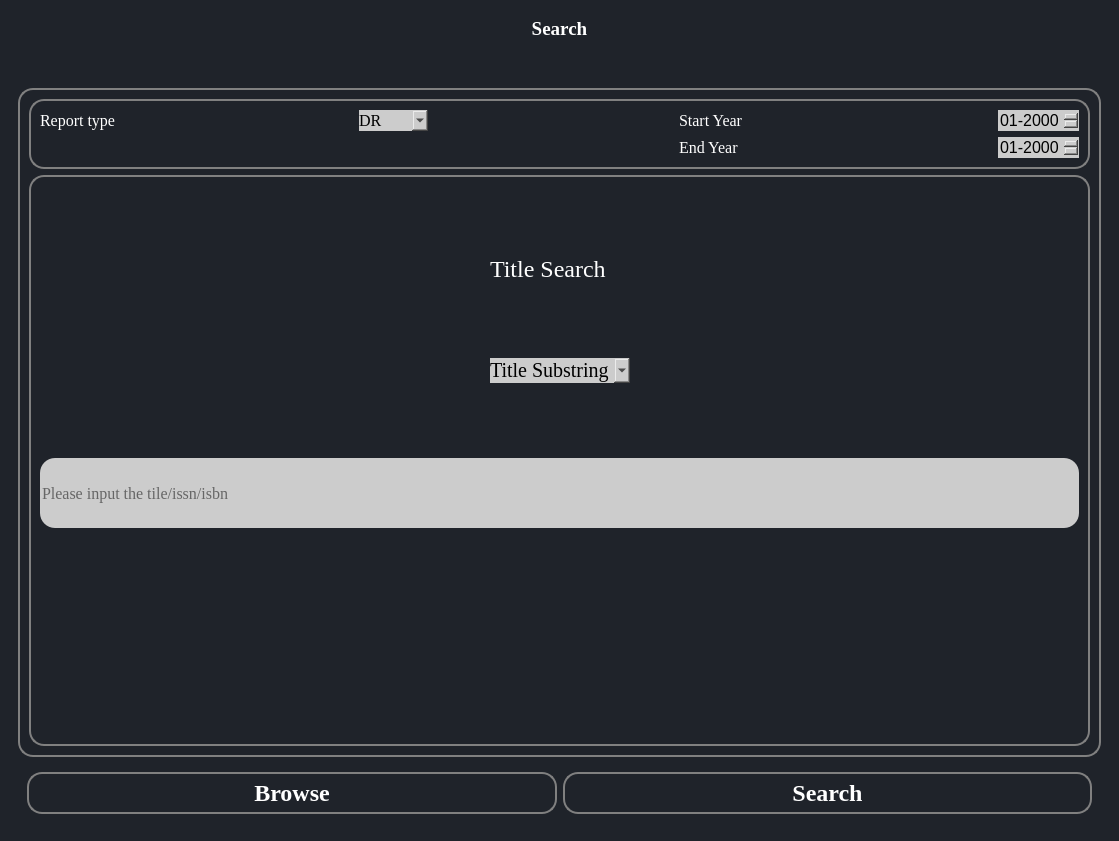
aanushri9/Counter-Harvesting-5.1, file ui/Search.ui: the form before one commit.
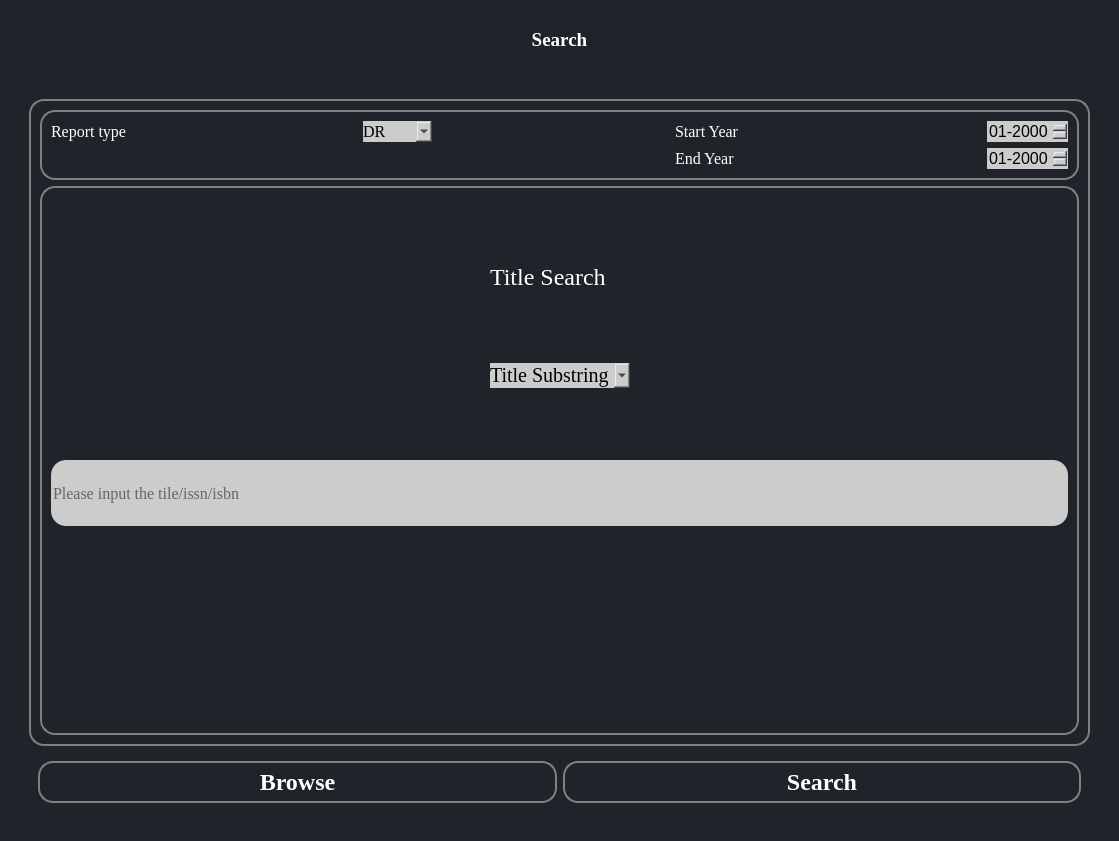
The form after the commit. Icons and pictures are not drawn.

Commit message: all tabs working from main window (from top)

```diff
--- a/ui/Search.ui
+++ b/ui/Search.ui
@@ -1,7 +1,7 @@
 <?xml version="1.0" encoding="UTF-8"?>
 <ui version="4.0">
- <class>MainWindow</class>
- <widget class="QMainWindow" name="MainWindow">
+ <class>Search</class>
+ <widget class="QWidget" name="Search">
   <property name="geometry">
    <rect>
     <x>0</x>
@@ -27,7 +27,7 @@
 
 
 
-#centralwidget{
+#Search{
 background-color: #1f232a;
 }
 #EditVendor{
@@ -46,7 +46,9 @@
 padding:2px 10px;
 color:white;}</string>
   </property>
-  <widget class="QWidget" name="centralwidget">
+  <layout class="QGridLayout" name="gridLayout_8">
+   <item row="0" column="0">
+    <widget class="QWidget" name="centralwidget" native="true">
    <layout class="QGridLayout" name="gridLayout_3">
     <item row="0" column="0">
      <widget class="QWidget" name="widget" native="true">
@@ -655,6 +657,8 @@
     </item>
    </layout>
   </widget>
+   </item>
+  </layout>
  </widget>
  <resources>
   <include location="resources.qrc"/>
```
Lines whose indentation alone changed are shown as unchanged. The commit also changes 9 other files.
